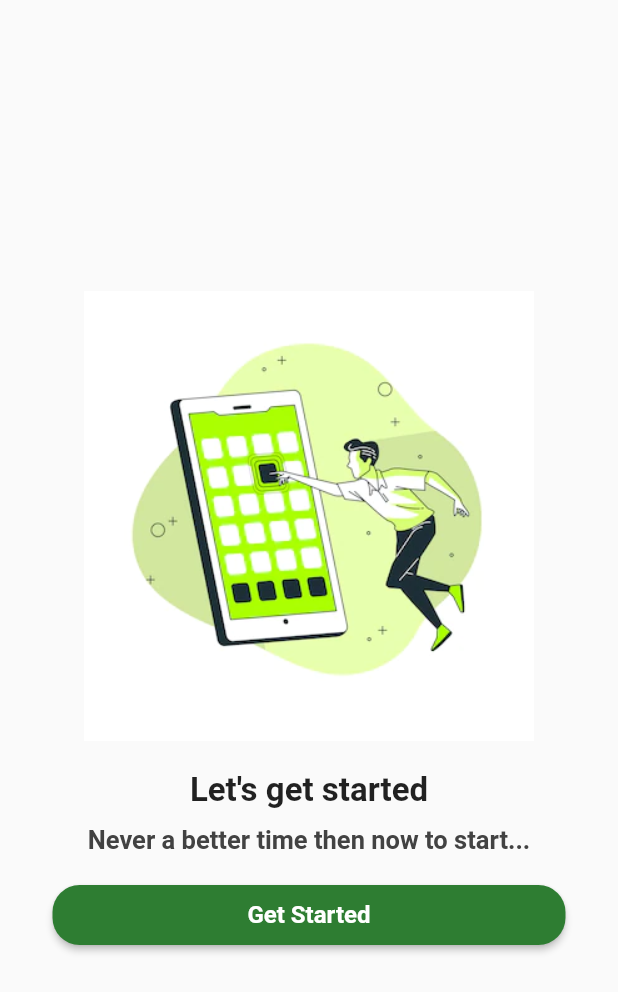
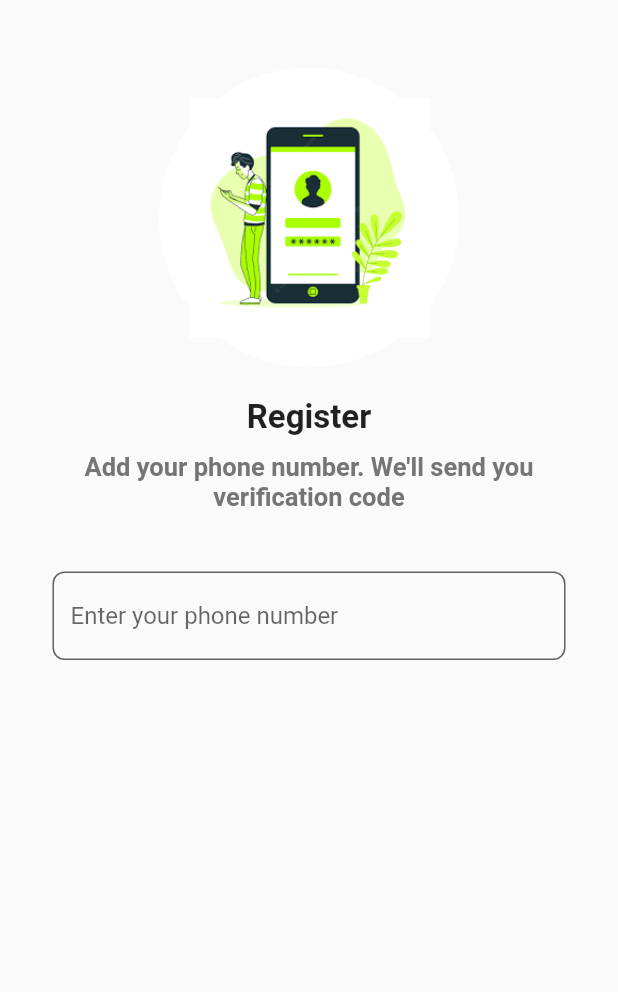
Before and after one commit to omarzouaoui/PhoneAuth, a Flutter app: the screen it shows after launch, after a tap on "Get Started", on a phone screen of 412 x 824 dp. Shown: the top 992 px of the screen. Run offline on Flutter 3.47's test engine with Material 2 defaults, Android fonts, the phone set to English and light mode, and no system bars.

Commit message:
working on Register

```diff
--- /dev/null
+++ b/phone_auth/lib/screens/register_screen.dart
@@ -0,0 +1,91 @@
+import 'package:flutter/material.dart';
+
+class RegisterScreen extends StatefulWidget {
+  const RegisterScreen({super.key});
+
+  @override
+  State<RegisterScreen> createState() => _RegisterScreenState();
+}
+
+class _RegisterScreenState extends State<RegisterScreen> {
+
+  final TextEditingController phoneController = TextEditingController();
+
+  @override
+  Widget build(BuildContext context) {
+    return Scaffold(
+      body: SafeArea(
+        child: Center(
+          child: Padding(
+            padding: const EdgeInsets.symmetric(vertical: 25, horizontal: 35),
+            child: Column(
+              // mainAxisAlignment: MainAxisAlignment.center,
+              children: [
+
+                const SizedBox(height: 20.0,),
+
+                Container(
+                  width: 200,
+                  height: 200,
+                  padding: const EdgeInsets.all(20.0),
+                  decoration: const BoxDecoration(
+                    shape: BoxShape.circle,
+                    color: Colors.white
+                  ),
+                  child: Image.asset(
+                    "assets/3.png",
+                    ),
+                ),
+
+                const SizedBox(height: 20.0,),
+
+                const Text(
+                  "Register",
+                  style: TextStyle(
+                    fontSize: 22,
+                    fontWeight: FontWeight.bold
+                  ),
+                ),
+
+                const SizedBox(height: 10,),
+
+                Text(
+                  "Add your phone number. We'll send you verification code ",
+                  style: TextStyle(
+                    fontSize: 17,
+                    color: Colors.grey.shade600,
+                    fontWeight: FontWeight.bold,
+                  ),
+                  textAlign: TextAlign.center,
+                ),
+
+                const SizedBox(height: 40,),
+
+                TextFormField(
+                  cursorColor: Colors.green,
+                  controller: phoneController,
+                  decoration: InputDecoration(
+                    hintText: "Enter your phone number",
+                    enabledBorder: OutlineInputBorder(
+                      borderRadius: BorderRadius.circular(8.0),
+                      borderSide: BorderSide(
+                        color: Colors.grey.shade700
+                      ),
+                    ) ,
+                     focusedBorder: OutlineInputBorder(
+                      borderRadius: BorderRadius.circular(8.0),
+                      borderSide: BorderSide(
+                        color: Colors.green.shade900
+                      ),
+                    ) ,
+                  ),
+                )
+
+              ]
+            )
+          )
+        )
+      )
+    );
+  }
+}
--- a/phone_auth/lib/screens/welcome_screen.dart
+++ b/phone_auth/lib/screens/welcome_screen.dart
@@ -1,4 +1,5 @@
 import 'package:flutter/material.dart';
+import 'package:phone_auth/screens/register_screen.dart';
 import 'package:phone_auth/widget/custom_button.dart';
 
 class WelcomeScreen extends StatefulWidget {
@@ -41,7 +42,7 @@ class _WelcomeScreenState extends State<WelcomeScreen> {
                   "Never a better time then now to start...",
                   style: TextStyle(
                     fontSize: 17,
-                    color: Colors.grey.shade800,
+                    color: Colors.grey.shade600,
                     fontWeight: FontWeight.bold
                   ),
                 ),
@@ -53,7 +54,14 @@ class _WelcomeScreenState extends State<WelcomeScreen> {
                   height: 40.0,
                   child: CustomButton(
                     text: "Get Started",
-                    onPressed: (){},
+                    onPressed: (){
+                      Navigator.push(
+                        context,
+                        MaterialPageRoute(
+                          builder: (context) => const RegisterScreen(),
+                          )
+                        );
+                    },
                     ),
                 )
 
--- a/phone_auth/lib/widget/custom_button.dart
+++ b/phone_auth/lib/widget/custom_button.dart
@@ -1,4 +1,5 @@
 import 'package:flutter/material.dart';
+import 'package:phone_auth/screens/register_screen.dart';
 
 class CustomButton extends StatelessWidget {
 
@@ -14,7 +15,14 @@ class CustomButton extends StatelessWidget {
   @override
   Widget build(BuildContext context) {
     return ElevatedButton(
-      onPressed: (){},
+      onPressed: (){
+        Navigator.push(
+                        context,
+                        MaterialPageRoute(
+                          builder: (context) => const RegisterScreen(),
+                          )
+                        );
+      },
       style: ButtonStyle(
         foregroundColor: MaterialStateProperty.all<Color>(Colors.white),
         backgroundColor: MaterialStateProperty.all<Color>(Colors.green.shade800),
```
